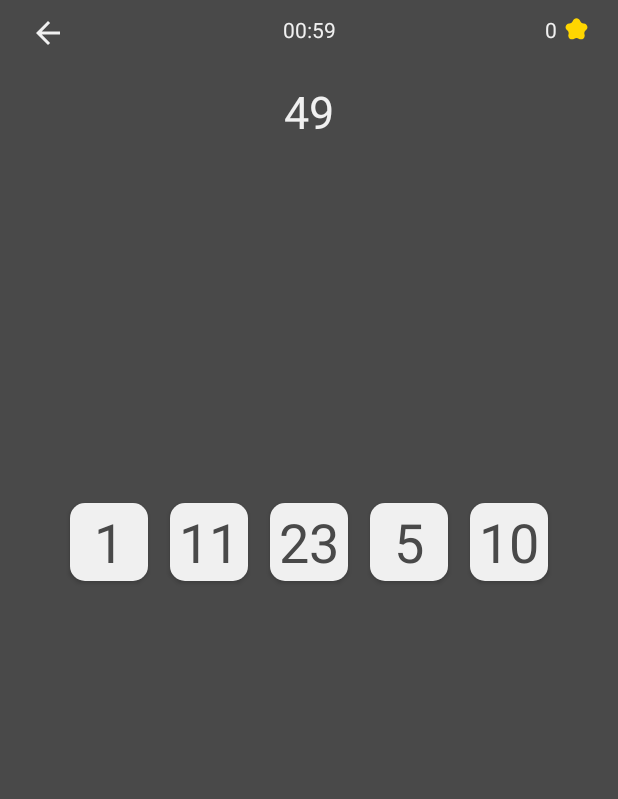
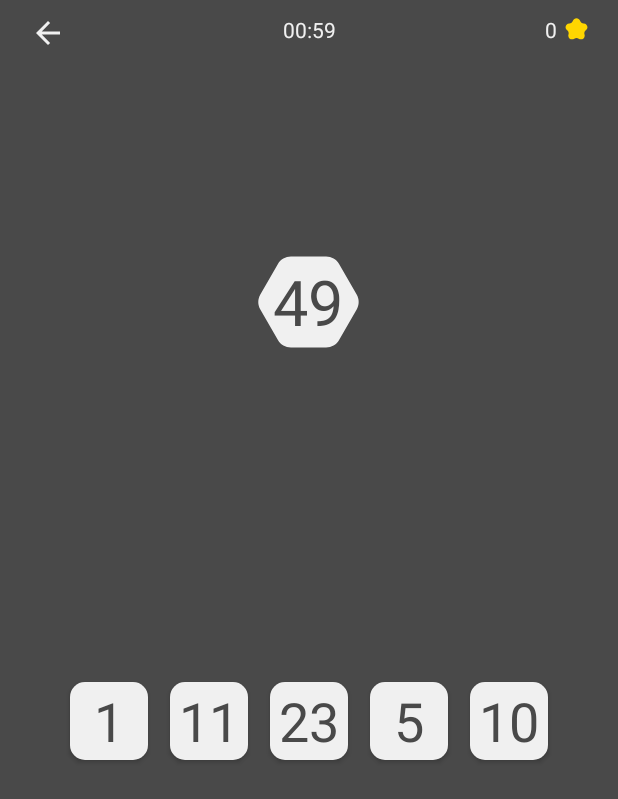
Before and after one commit to realdnchka/numberapp, an Android app: the GameActivity screen opened directly, with no data from a screen before it, on a phone screen of 412 x 824 dp. Shown: the top 799 px of the screen. Run offline under Robolectric (Android 15) with nearby library versions, the phone set to English and light mode, and no system bars; our stand-ins replace AdMob; libraries missing offline, so code that uses them is left out: com.github.furkankaplan.fkblurview; Roboto replaces fonts that are not available here; 2 statements that could not run were skipped.

Commit message:
update styles, fix bugs

```diff
--- /dev/null
+++ b/app/src/main/res/drawable/ic_complete_num.xml
@@ -0,0 +1,9 @@
+<vector xmlns:android="http://schemas.android.com/apk/res/android"
+    android:width="90dp"
+    android:height="84dp"
+    android:viewportWidth="90"
+    android:viewportHeight="84">
+  <path
+      android:pathData="M12.8868,47C11.1004,43.906 11.1004,40.094 12.8868,37L24.6132,16.6891C26.3996,13.5951 29.7008,11.6891 33.2735,11.6891H56.7265C60.2992,11.6891 63.6004,13.5951 65.3868,16.6891L77.1133,37C78.8996,40.094 78.8996,43.906 77.1133,47L65.3868,67.3109C63.6004,70.4049 60.2992,72.3109 56.7265,72.3109H33.2735C29.7008,72.3109 26.3996,70.4049 24.6132,67.3109L12.8868,47Z"
+      android:fillColor="#F0F0F0"/>
+</vector>
--- a/app/src/main/res/layout/activity_game.xml
+++ b/app/src/main/res/layout/activity_game.xml
@@ -12,6 +12,7 @@
         android:layout_width="match_parent"
         android:layout_height="match_parent"
         android:orientation="vertical"
+        android:weightSum="3"
         app:layout_constraintBottom_toBottomOf="parent"
         app:layout_constraintEnd_toEndOf="parent"
         app:layout_constraintStart_toStartOf="parent"
@@ -82,53 +83,59 @@
             android:layout_marginEnd="40dp"
             android:gravity="end"
             android:textColor="@color/cream_white"
-            android:textSize="10sp" />
-
-        <TextView
-            android:id="@+id/tv_number"
+            android:textSize="10sp"
+            tools:ignore="SmallSp" />
+        <LinearLayout
             android:layout_width="match_parent"
             android:layout_height="wrap_content"
             android:gravity="center"
-            android:text="0"
-            android:textColor="@color/cream_white"
-            android:textSize="30sp" />
-
+            android:layout_weight="1">
+        <TextView
+            android:id="@+id/tv_number"
+            android:layout_width="wrap_content"
+            android:layout_height="wrap_content"
+            android:gravity="center"
+            android:text=""
+            android:textColor="@color/dark_grey"
+            android:textSize="42sp"
+            android:background="@drawable/ic_complete_num"/>
+        </LinearLayout>
         <LinearLayout
             android:layout_width="match_parent"
-            android:layout_height="match_parent"
+            android:layout_height="wrap_content"
             android:gravity="center"
             android:orientation="horizontal"
-            android:paddingBottom="294px">
+            android:layout_weight="1">
 
             <Button
                 android:id="@+id/btn_one"
                 style="@style/GameButton"
                 android:background="@drawable/game_button"
-                android:text="0" />
+                android:text="" />
 
             <Button
                 android:id="@+id/btn_two"
                 style="@style/GameButton"
                 android:background="@drawable/game_button"
-                android:text="0" />
+                android:text="" />
 
             <Button
                 android:id="@+id/btn_three"
                 style="@style/GameButton"
                 android:background="@drawable/game_button"
-                android:text="0" />
+                android:text="" />
 
             <Button
                 android:id="@+id/btn_four"
                 style="@style/GameButton"
                 android:background="@drawable/game_button"
-                android:text="0" />
+                android:text="" />
 
             <Button
                 android:id="@+id/btn_five"
                 style="@style/GameButton"
                 android:background="@drawable/game_button"
-                android:text="0" />
+                android:text="" />
         </LinearLayout>
     </LinearLayout>
 
```
